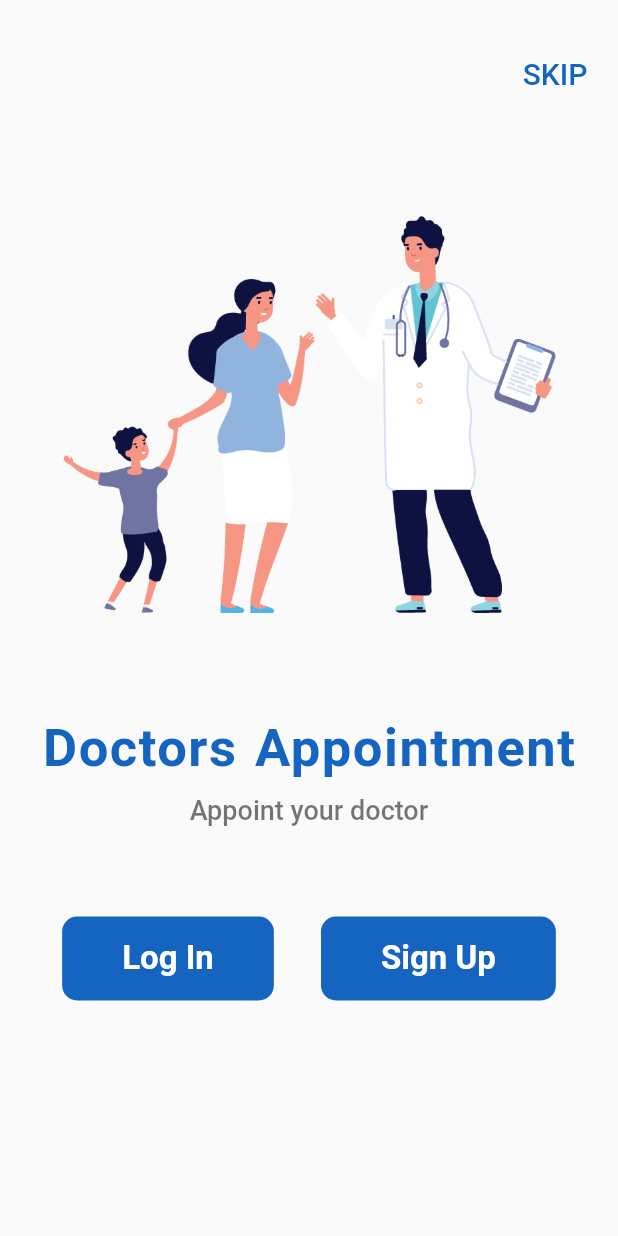
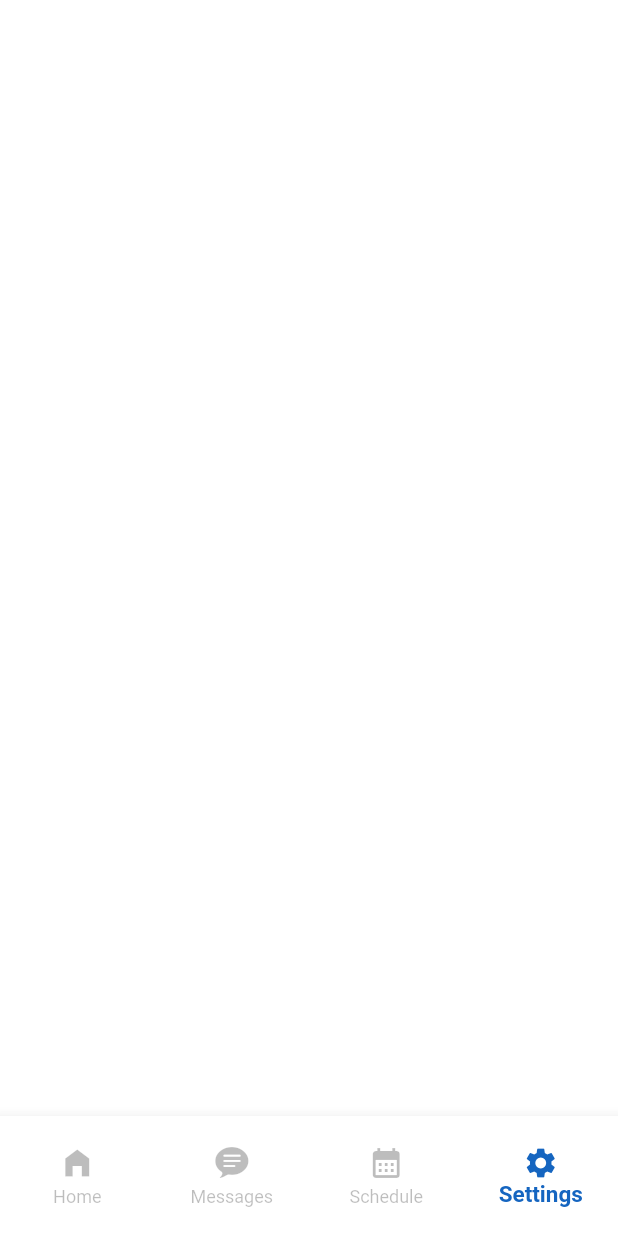
Before and after one commit to jiggy606/Hospital, a Flutter app: the screen it shows after launch, after a tap on "SKIP", on a phone screen of 412 x 824 dp. Run offline on Flutter 3.47's test engine with Material 2 defaults, Android fonts, the phone set to English and light mode, and no system bars.

Commit message:
home screen made

```diff
--- a/lib/screens/welcome_screen.dart
+++ b/lib/screens/welcome_screen.dart
@@ -1,6 +1,7 @@
 import 'package:flutter/material.dart';
 import 'package:workout/screens/login_screen.dart';
 import 'package:workout/screens/signup_screen.dart';
+import 'package:workout/widgets/navbar_roots.dart';
 
 class WelcomeScreen extends StatelessWidget {
   const WelcomeScreen({super.key});
@@ -23,9 +24,9 @@ class WelcomeScreen extends StatelessWidget {
               alignment: Alignment.centerRight,
               child: TextButton(
                 onPressed: () {
-                  /* Navigator.push(context, MaterialPageRoute(
-                    builder: (context) =>
-                  )); */
+                  Navigator.push(context, MaterialPageRoute(
+                    builder: (context) => NavBarRoots(),
+                  ));
                 },
                 child: Text(
                   "SKIP",
--- /dev/null
+++ b/lib/widgets/navbar_roots.dart
@@ -0,0 +1,70 @@
+import 'package:flutter/cupertino.dart';
+import 'package:flutter/material.dart';
+import 'package:workout/screens/home_screen.dart';
+
+class NavBarRoots extends StatefulWidget {
+  const NavBarRoots({super.key});
+
+  @override
+  State<NavBarRoots> createState() => _NavBarRootsState();
+}
+
+class _NavBarRootsState extends State<NavBarRoots> {
+  int _selectedIndex = 3;
+
+  final _screens = [
+    // home
+    HomeScreen(),
+    // message
+    Container(),
+    // schedule
+    Container(),
+    // settings
+    Container(),
+  ];
+
+  @override
+  Widget build(BuildContext context) {
+    return Scaffold(
+      backgroundColor: Colors.white,
+      body: _screens[_selectedIndex],
+      bottomNavigationBar: Container(
+        height: 80,
+        child: BottomNavigationBar(
+          backgroundColor: Colors.white,
+          type: BottomNavigationBarType.fixed,
+          selectedItemColor: Colors.blue.shade800,
+          unselectedItemColor: Colors.black26,
+          selectedLabelStyle: TextStyle(
+            fontWeight: FontWeight.bold,
+            fontSize: 15,
+          ),
+          currentIndex: _selectedIndex,
+          onTap: (index) {
+            setState(() {
+              _selectedIndex = index;
+            });
+          },
+          items: [
+            BottomNavigationBarItem(
+              icon: Icon(Icons.home_filled),
+              label: "Home",
+            ),
+            BottomNavigationBarItem(
+              icon: Icon(CupertinoIcons.chat_bubble_text_fill),
+              label: "Messages",
+            ),
+            BottomNavigationBarItem(
+              icon: Icon(Icons.calendar_month),
+              label: "Schedule",
+            ),
+            BottomNavigationBarItem(
+              icon: Icon(Icons.settings),
+              label: "Settings",
+            ),
+          ],
+        ),
+      ),
+    );
+  }
+}
```
Also changed, not shown: lib/screens/home_screen.dart (added, +277 -0 lines).
